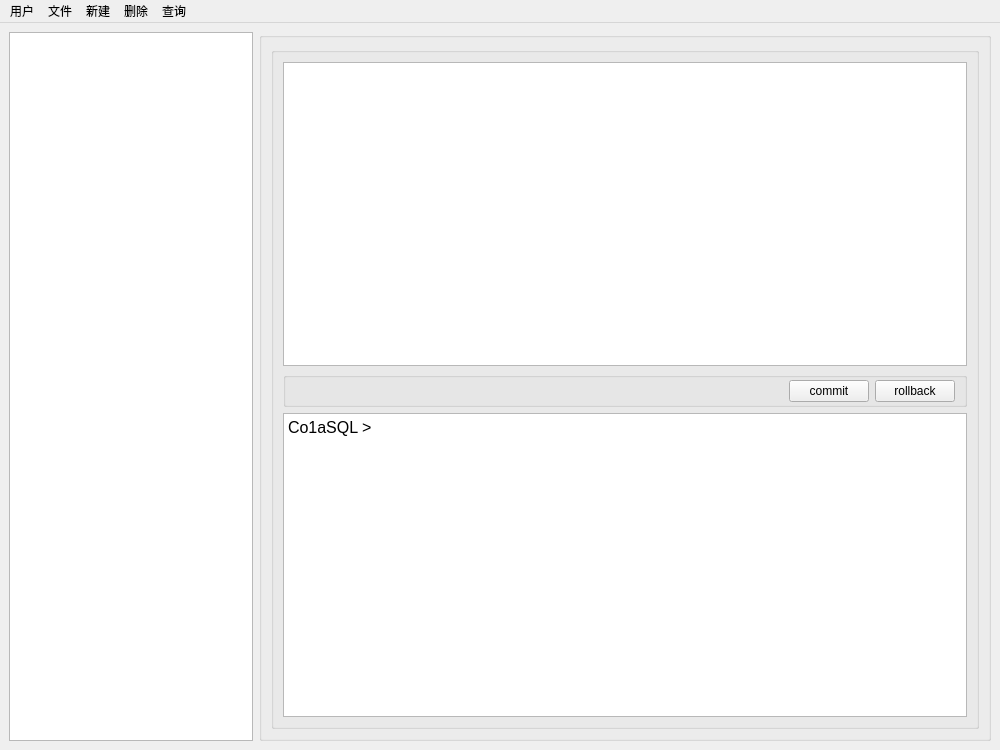
YXHXianYu/2023-BJTU-DBMS-Project, file gui/ColaSqlGui/mainwindow.ui: the form before one commit.
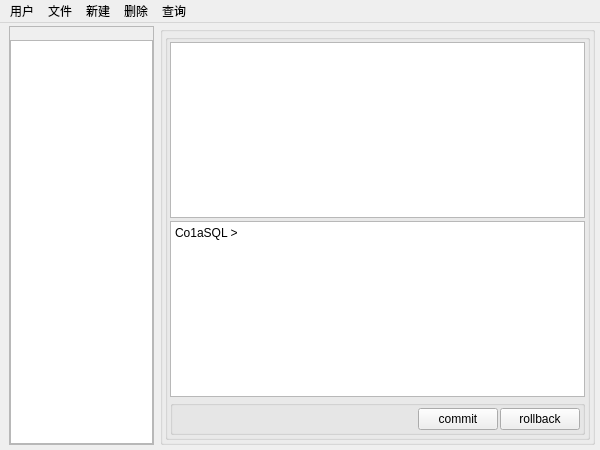
The form after the commit.

Commit message: feat(gui): create index

The edit to the form file:
```diff
--- a/gui/ColaSqlGui/mainwindow.ui
+++ b/gui/ColaSqlGui/mainwindow.ui
@@ -6,20 +6,20 @@
    <rect>
     <x>0</x>
     <y>0</y>
-    <width>1000</width>
-    <height>750</height>
+    <width>600</width>
+    <height>450</height>
    </rect>
   </property>
   <property name="minimumSize">
    <size>
-    <width>1000</width>
-    <height>750</height>
+    <width>600</width>
+    <height>450</height>
    </size>
   </property>
   <property name="maximumSize">
    <size>
-    <width>1000</width>
-    <height>750</height>
+    <width>600</width>
+    <height>450</height>
    </size>
   </property>
   <property name="windowTitle">
@@ -27,11 +27,63 @@
   </property>
   <widget class="QWidget" name="centralwidget">
    <layout class="QGridLayout" name="gridLayout_3" columnstretch="1,3">
+    <property name="leftMargin">
+     <number>9</number>
+    </property>
+    <property name="topMargin">
+     <number>3</number>
+    </property>
+    <property name="rightMargin">
+     <number>5</number>
+    </property>
+    <property name="bottomMargin">
+     <number>5</number>
+    </property>
     <item row="0" column="0">
-     <widget class="QTreeView" name="treeView">
-      <property name="editTriggers">
-       <set>QAbstractItemView::NoEditTriggers</set>
+     <widget class="QFrame" name="frame">
+      <property name="frameShape">
+       <enum>QFrame::StyledPanel</enum>
       </property>
+      <property name="frameShadow">
+       <enum>QFrame::Raised</enum>
+      </property>
+      <layout class="QGridLayout" name="gridLayout_5" rowstretch="1,30">
+       <property name="leftMargin">
+        <number>0</number>
+       </property>
+       <property name="topMargin">
+        <number>0</number>
+       </property>
+       <property name="rightMargin">
+        <number>0</number>
+       </property>
+       <property name="bottomMargin">
+        <number>0</number>
+       </property>
+       <property name="spacing">
+        <number>0</number>
+       </property>
+       <item row="0" column="0">
+        <spacer name="verticalSpacer">
+         <property name="orientation">
+          <enum>Qt::Vertical</enum>
+         </property>
+         <property name="sizeHint" stdset="0">
+          <size>
+           <width>20</width>
+           <height>40</height>
+          </size>
+         </property>
+        </spacer>
+       </item>
+       <item row="1" column="0">
+        <widget class="QTreeView" name="treeView">
+         <property name="editTriggers">
+          <set>QAbstractItemView::NoEditTriggers</set>
+         </property>
+        </widget>
+       </item>
+      </layout>
      </widget>
     </item>
     <item row="0" column="1">
@@ -40,12 +92,45 @@
        <string/>
       </property>
       <layout class="QGridLayout" name="gridLayout_2" rowstretch="5">
+       <property name="leftMargin">
+        <number>2</number>
+       </property>
+       <property name="topMargin">
+        <number>2</number>
+       </property>
+       <property name="rightMargin">
+        <number>2</number>
+       </property>
+       <property name="bottomMargin">
+        <number>2</number>
+       </property>
+       <property name="spacing">
+        <number>2</number>
+       </property>
        <item row="0" column="1">
         <widget class="QGroupBox" name="groupBox">
          <property name="title">
           <string/>
          </property>
          <layout class="QGridLayout" name="gridLayout">
+          <property name="leftMargin">
+           <number>2</number>
+          </property>
+          <property name="topMargin">
+           <number>2</number>
+          </property>
+          <property name="rightMargin">
+           <number>2</number>
+          </property>
+          <property name="bottomMargin">
+           <number>2</number>
+          </property>
+          <property name="horizontalSpacing">
+           <number>2</number>
+          </property>
+          <property name="verticalSpacing">
+           <number>3</number>
+          </property>
           <item row="0" column="1">
            <widget class="QTableView" name="tableView"/>
           </item>
@@ -53,30 +138,39 @@
            <widget class="QTextEdit" name="textEdit_code">
             <property name="font">
              <font>
-              <pointsize>12</pointsize>
+              <pointsize>9</pointsize>
              </font>
             </property>
             <property name="html">
              <string>&lt;!DOCTYPE HTML PUBLIC &quot;-//W3C//DTD HTML 4.0//EN&quot; &quot;http://www.w3.org/TR/REC-html40/strict.dtd&quot;&gt;
 &lt;html&gt;&lt;head&gt;&lt;meta name=&quot;qrichtext&quot; content=&quot;1&quot; /&gt;&lt;style type=&quot;text/css&quot;&gt;
 p, li { white-space: pre-wrap; }
-&lt;/style&gt;&lt;/head&gt;&lt;body style=&quot; font-family:'SimSun'; font-size:12pt; font-weight:400; font-style:normal;&quot;&gt;
+&lt;/style&gt;&lt;/head&gt;&lt;body style=&quot; font-family:'SimSun'; font-size:9pt; font-weight:400; font-style:normal;&quot;&gt;
 &lt;p style=&quot; margin-top:0px; margin-bottom:0px; margin-left:0px; margin-right:0px; -qt-block-indent:0; text-indent:0px;&quot;&gt;Co1aSQL &amp;gt; &lt;/p&gt;&lt;/body&gt;&lt;/html&gt;</string>
             </property>
            </widget>
           </item>
-          <item row="1" column="1">
+          <item row="3" column="1">
            <widget class="QGroupBox" name="groupBox_3">
             <property name="title">
              <string/>
             </property>
             <layout class="QGridLayout" name="gridLayout_4">
+             <property name="leftMargin">
+              <number>2</number>
+             </property>
              <property name="topMargin">
               <number>2</number>
              </property>
+             <property name="rightMargin">
+              <number>2</number>
+             </property>
              <property name="bottomMargin">
               <number>2</number>
              </property>
+             <property name="spacing">
+              <number>2</number>
+             </property>
              <item row="0" column="1">
               <widget class="QPushButton" name="btn_commit">
                <property name="text">
@@ -120,7 +214,7 @@
     <rect>
      <x>0</x>
      <y>0</y>
-     <width>1000</width>
+     <width>600</width>
      <height>21</height>
     </rect>
    </property>
```
The commit also changes 6 other files.
